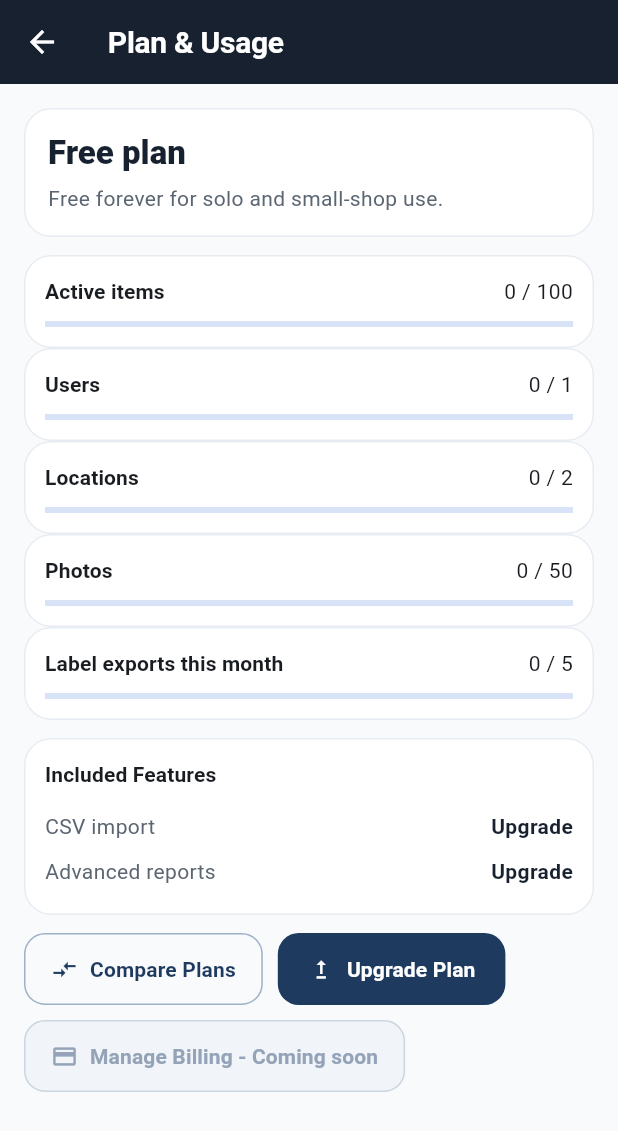
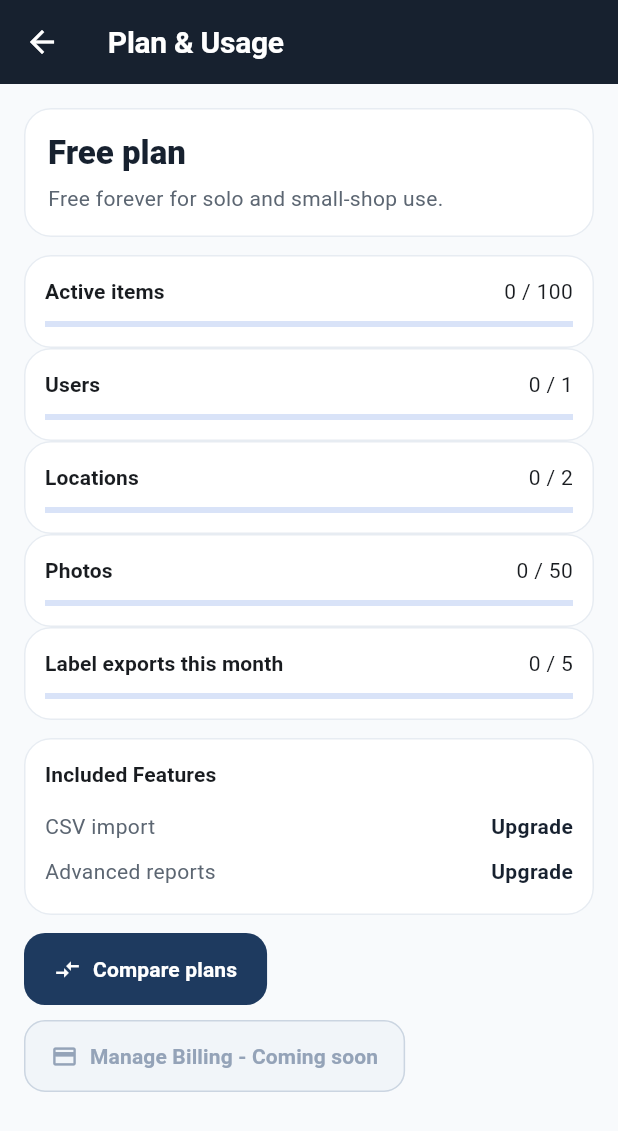
Before and after one commit to mark-hallnc/issued, a Flutter app: the PlanUsageSettingsScreen screen opened directly, on a phone screen of 412 x 824 dp. Shown: the top 1131 px of the screen. Run offline on Flutter 3.47's test engine with Material 3 defaults, Android fonts, the phone set to English and light mode, and no system bars; our stand-ins replace app_links, csv, drift, image_picker, pdf, printing and 4 more; missing offline and left inert: mobile_scanner; accounts and stored records are empty; generated files the repository leaves out were written again.

Commit message:
Remove duplicate plan usage CTA

```diff
--- a/lib/screens/settings_detail_screens.dart
+++ b/lib/screens/settings_detail_screens.dart
@@ -1075,7 +1075,6 @@ class PlanUsageSettingsScreen extends StatelessWidget {
     final store = AppStoreScope.of(context);
     final plan = store.currentPlan;
     final usage = store.currentUsage;
-    final canManagePlan = store.permissions.canManagePlan;
 
     return _SettingsScaffold(
       title: 'Plan & Usage',
@@ -1159,20 +1158,10 @@ class PlanUsageSettingsScreen extends StatelessWidget {
           spacing: 10,
           runSpacing: 10,
           children: [
-            OutlinedButton.icon(
+            FilledButton.icon(
               onPressed: () => openComparePlans(context),
               icon: const Icon(Icons.compare_arrows),
-              label: const Text('Compare Plans'),
-            ),
-            FilledButton.icon(
-              onPressed: canManagePlan
-                  ? () => openComparePlans(
-                      context,
-                      recommendedPlanCode: _recommendedPlanCode(store),
-                    )
-                  : () => _showPermissionDenied(context),
-              icon: const Icon(Icons.upgrade),
-              label: const Text('Upgrade Plan'),
+              label: const Text('Compare plans'),
             ),
             OutlinedButton.icon(
               onPressed: null,
@@ -1191,11 +1180,6 @@ class PlanUsageSettingsScreen extends StatelessWidget {
     }
 
     return plan.advancedReportsEnabled ? 'Included' : 'Upgrade';
-  }
-
-  String? _recommendedPlanCode(AppStore store) {
-    final warnings = store.getLimitWarnings();
-    return warnings.isEmpty ? null : warnings.first.recommendedPlanCode;
   }
 }
 
```
